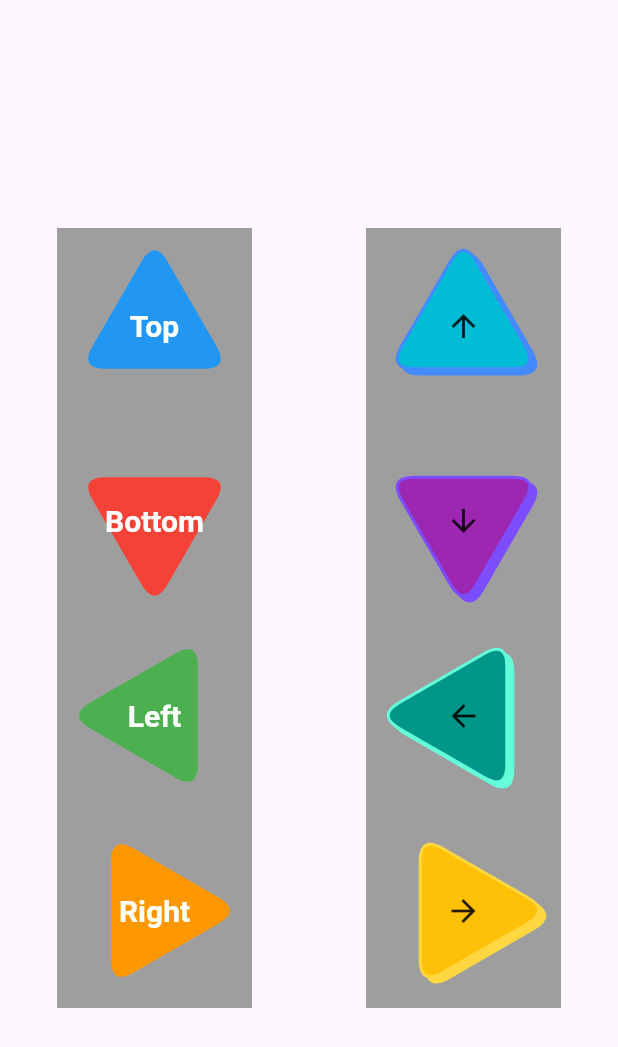
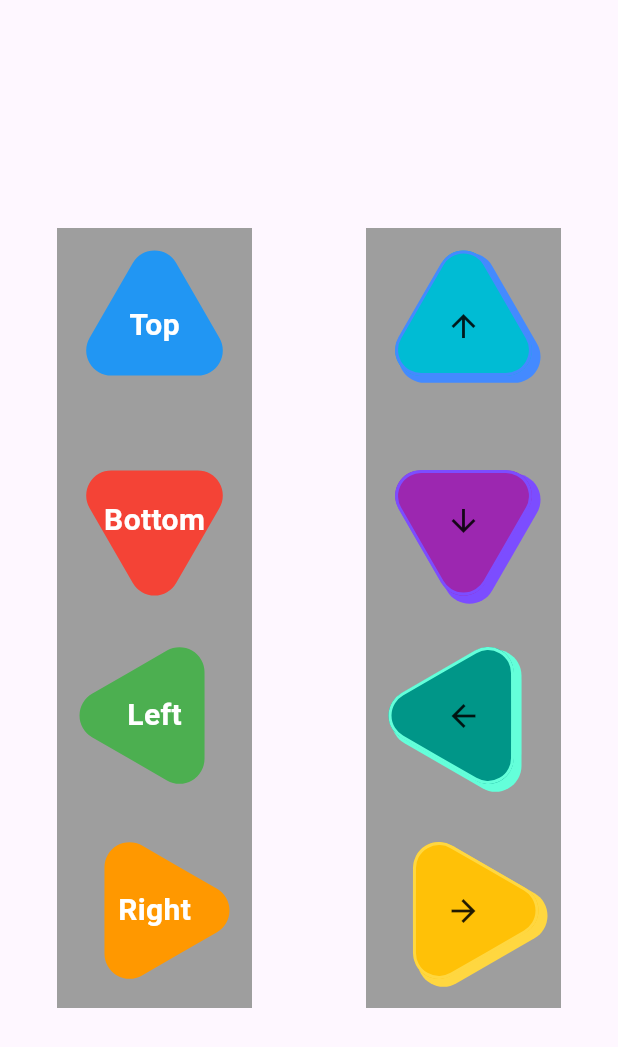
Before and after one commit to ZXstrike/custom_triangle_button, a Flutter app: the screen it shows after launch, on a phone screen of 412 x 824 dp. Shown: the top 1047 px of the screen. Run offline on Flutter 3.47's test engine with Material 3 defaults, Android fonts, the phone set to English and light mode, and no system bars.

Commit message:
Fix: fix tringale

````diff
--- a/lib/main.dart
+++ b/lib/main.dart
@@ -30,7 +30,7 @@ class MainApp extends StatelessWidget {
                       buttonTextColor: Colors.white,
                       shadowOffset: Offset(0, 0),
                       size: 100,
-                      cornerRadius: 10,
+                      pointRounding: 0.5,
                       texSize: 20,
                       onTap: () {
                         debugPrint('Top button tapped');
@@ -47,7 +47,7 @@ class MainApp extends StatelessWidget {
                       buttonTextColor: Colors.white,
                       shadowOffset: Offset(0, 0),
                       size: 100,
-                      cornerRadius: 10,
+                      pointRounding: 0.5,
                       texSize: 20,
                       onTap: () {
                         debugPrint('Bottom button tapped');
@@ -64,7 +64,7 @@ class MainApp extends StatelessWidget {
                       buttonTextColor: Colors.white,
                       shadowOffset: Offset(0, 0),
                       size: 100,
-                      cornerRadius: 10,
+                      pointRounding: 0.5,
                       texSize: 20,
                       onTap: () {
                         debugPrint('Left button tapped');
@@ -81,7 +81,7 @@ class MainApp extends StatelessWidget {
                       buttonTextColor: Colors.white,
                       shadowOffset: Offset(0, 0),
                       size: 100,
-                      cornerRadius: 10,
+                      pointRounding: 0.5,
                       texSize: 20,
                       onTap: () {
                         debugPrint('Right button tapped');
@@ -110,7 +110,7 @@ class MainApp extends StatelessWidget {
                       shadowOffset: Offset(4, 3.5),
                       shadowRadius: 2,
                       size: 100,
-                      cornerRadius: 10,
+                      pointRounding: 0.5,
                       child: Icon(Icons.arrow_upward),
                       onTap: () {
                         debugPrint('Top button tapped');
@@ -130,7 +130,7 @@ class MainApp extends StatelessWidget {
                       shadowOffset: Offset(4, 3.5),
                       shadowRadius: 2,
                       size: 100,
-                      cornerRadius: 10,
+                      pointRounding: 0.5,
                       child: Icon(Icons.arrow_downward),
                       onTap: () {
                         debugPrint('Bottom button tapped');
@@ -150,7 +150,7 @@ class MainApp extends StatelessWidget {
                       shadowOffset: Offset(4, 3.5),
                       shadowRadius: 2,
                       size: 100,
-                      cornerRadius: 10,
+                      pointRounding: 0.5,
                       child: Icon(Icons.arrow_back),
                       onTap: () {
                         debugPrint('Left button tapped');
@@ -170,7 +170,7 @@ class MainApp extends StatelessWidget {
                       shadowOffset: Offset(4, 3.5),
                       shadowRadius: 2,
                       size: 100,
-                      cornerRadius: 10,
+                      pointRounding: 0.5,
                       child: Icon(Icons.arrow_forward),
                       onTap: () {
                         debugPrint('Right button tapped');
--- a/lib/triangle button/triangle_button_widget.dart
+++ b/lib/triangle button/triangle_button_widget.dart
@@ -3,87 +3,6 @@ import 'package:flutter/material.dart';
 import 'package:flutter/semantics.dart';
 
 part 'triangle_painter.dart';
-
-/// An equilateral triangular button widget with a child widget and text.
-/// The button can be customized with the following parameters:
-/// - [child]: The child widget to be displayed inside the button.
-/// - [direction]: The direction of the triangle.
-/// - [text]: The text to be displayed inside the button.
-/// - [buttonColor]: The color of the button.
-/// - [buttonTextColor]: The color of the text.
-/// - [buttonBorderColor]: The color of the border.
-/// - [buttonShadowColor]: The color of the shadow.
-/// - [shadowOffset]: The offset of the shadow.
-/// - [size]: The size of the button.
-/// - [cornerRadius]: The corner radius of the button.
-/// - [shadowRadius]: The radius of the shadow.
-/// - [shadowBlur]: The blur of the shadow.
-/// - [texSize]: The size of the text.
-/// - [padding]: The padding of the button.
-/// - [margin]: The margin of the button.
-/// - [alignment]: The alignment of the child widget.
-/// - [onTap]: The callback function for tap events.
-/// - [onDoubleTap]: The callback function for double tap events.
-/// - [onTapCancel]: The callback function for tap cancel events.
-/// - [onDoubleTapCancel]: The callback function for double tap cancel events.
-/// - [onTapDown]: The callback function for tap down events.
-/// - [onDoubleTapDown]: The callback function for double tap down events.
-/// - [onTapUp]: The callback function for tap up events.
-/// - [onDoubleTapUp]: The callback function for double tap up events.
-///
-/// Example:
-/// ```dart
-/// TriangleButtonWidget(
-///  child: Icon(Icons.add),
-/// direction: TriangleDirection.right,
-/// text: 'Add',
-/// buttonColor: Colors.blue,
-/// buttonTextColor: Colors.white,
-/// buttonBorderColor: Colors.black,
-/// buttonShadowColor: Colors.grey,
-/// shadowOffset: Offset(2, 2),
-/// size: 50,
-/// cornerRadius: 10,
-/// texSize: 20,
-/// padding: EdgeInsets.all(10),
-/// margin: EdgeInsets.all(10),
-/// alignment: Alignment.center,
-/// onTap: () {
-///  print('Button tapped');
-/// },
-/// onDoubleTap: () {
-/// print('Button double tapped');
-/// },
-/// onTapCancel: () {
-/// print('Button tap canceled');
-/// },
-/// onDoubleTapCancel: () {
-/// print('Button double tap canceled');
-/// },
-/// onTapDown: (details) {
-/// print('Button tap down');
-/// },
-/// onDoubleTapDown: (details) {
-/// print('Button double tap down');
-/// },
-/// onTapUp: (details) {
-/// print('Button tap up');
-/// },
-/// onDoubleTapUp: (details) {
-/// print('Button double tap up');
-/// },
-/// )
-/// ```
-///
-/// This will create a triangular button with an icon and text that can be tapped or double tapped.
-/// The button will have a blue color with white text, black border, and grey shadow.
-/// The button will have a size of 50, a corner radius of 10, and a text size of 20.
-/// The button will have padding and margin of 10 and will align the child widget to the center.
-/// The button will print messages when tapped or double tapped.
-///
-/// See also:
-/// - [TriangleDirection], an enum for the direction of the triangle.
-/// - [TrianglePainter], a custom painter to draw the triangular button.
 
 class TriangleButtonWidget extends StatefulWidget {
   const TriangleButtonWidget({
@@ -97,7 +16,7 @@ class TriangleButtonWidget extends StatefulWidget {
     this.buttonShadowColor = Colors.transparent,
     this.shadowOffset = Offset.zero,
     this.size = 30.0,
-    this.cornerRadius = 0.0,
+    this.pointRounding = 0.0,
     this.texSize = 0.0,
     this.padding = EdgeInsets.zero,
     this.margin = EdgeInsets.zero,
@@ -110,7 +29,7 @@ class TriangleButtonWidget extends StatefulWidget {
     this.onDoubleTapDown,
     this.onTapUp,
     this.onDoubleTapUp,
-    this.shadowRadius = 0.0,
+    this.shadowRadius = 1.0,
     this.shadowBlur = 0.0,
   });
 
@@ -132,7 +51,7 @@ class TriangleButtonWidget extends StatefulWidget {
   final Alignment alignment;
 
   final double size;
-  final double cornerRadius;
+  final double pointRounding;
   final double shadowRadius;
   final double shadowBlur;
   final double texSize;
@@ -164,36 +83,47 @@ class _TriangleButtonWidgetState extends State<TriangleButtonWidget> {
         onTapCancel: widget.onTapCancel,
         onTapDown: widget.onTapDown,
         onTapUp: widget.onTapUp,
-        child: Stack(
-          alignment: Alignment.center,
-          children: [
-            CustomPaint(
-              size: Size(widget.size, widget.size),
-              painter: TrianglePainter(
-                direction: widget.direction,
-                buttonBorderColor: widget.buttonBorderColor,
-                buttonColor: widget.buttonColor,
-                buttonShadowColor: widget.buttonShadowColor,
-                buttonTextColor: widget.buttonTextColor,
-                cornerRadius: widget.cornerRadius,
-                shadowOffset: widget.shadowOffset,
-                shadowRadius: widget.shadowRadius,
-                shadowBlur: widget.shadowBlur,
-                texSize: widget.texSize,
-                text: widget.text,
-                triangleSize: widget.size,
+        child: Container(
+          width: widget.size,
+          height: widget.size,
+          alignment: widget.alignment,
+          margin: widget.margin,
+          padding: widget.padding,
+          decoration: ShapeDecoration(
+            color: widget.buttonColor,
+            shadows: [
+              BoxShadow(
+                color: widget.buttonShadowColor,
+                offset: widget.shadowOffset,
+                blurRadius: widget.shadowBlur,
+                spreadRadius: widget.shadowRadius,
               ),
+            ],
+            shape: StarBorder.polygon(
+              side: BorderSide(
+                width: 2,
+                color: widget.buttonBorderColor,
+              ),
+              sides: 3,
+              pointRounding: widget.pointRounding,
+              rotation: switch (widget.direction) {
+                TriangleDirection.left => 270,
+                TriangleDirection.right => 90,
+                TriangleDirection.up => 0,
+                TriangleDirection.down => 180,
+              },
             ),
-            if (widget.child != null)
-              Container(
-                width: widget.size,
-                height: widget.size,
-                alignment: widget.alignment,
-                margin: widget.margin,
-                padding: widget.padding,
-                child: widget.child!,
+          ),
+          child: widget.child ??
+              Text(
+                widget.text ?? '',
+                style: TextStyle(
+                  color: widget.buttonTextColor,
+                  fontSize: widget.texSize,
+                  fontWeight: FontWeight.bold,
+                  decoration: TextDecoration.none,
+                ),
               ),
-          ],
         ),
       ),
     );
````
